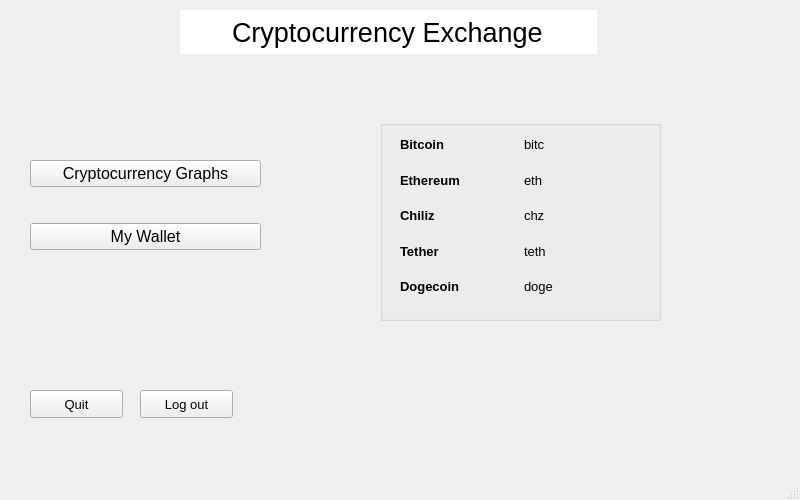
The window that cryptocurrency-exchange/mainwindow.ui (Lyczeq/cryptocurrency-exchange) describes before a commit, drawn with Qt 5.
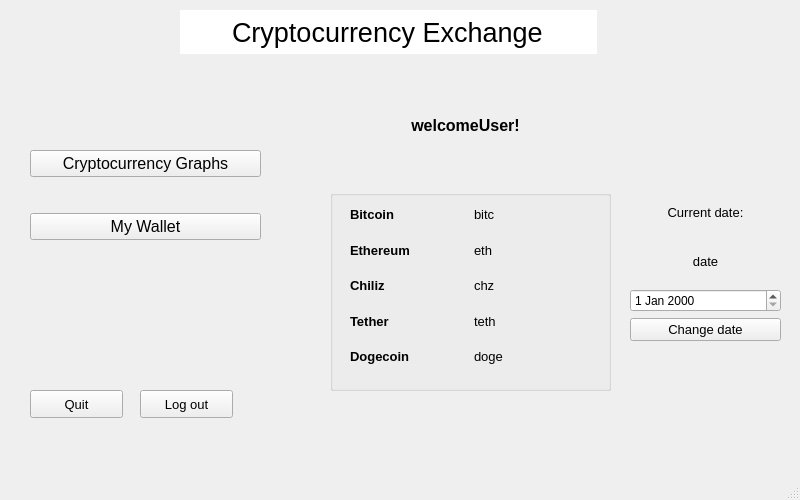
The same window after the commit. The open tabs and pages were chosen to show the change.

Commit message: Date mechanic and improving signup/in system

The edit to the form file:
```diff
--- a/cryptocurrency-exchange/mainwindow.ui
+++ b/cryptocurrency-exchange/mainwindow.ui
@@ -413,7 +413,7 @@
       <property name="geometry">
        <rect>
         <x>20</x>
-        <y>50</y>
+        <y>40</y>
         <width>231</width>
         <height>151</height>
        </rect>
@@ -471,8 +471,8 @@
      <widget class="QGroupBox" name="groupBox_3">
       <property name="geometry">
        <rect>
-        <x>370</x>
-        <y>40</y>
+        <x>320</x>
+        <y>110</y>
         <width>281</width>
         <height>201</height>
        </rect>
@@ -654,6 +654,98 @@
        <string>Log out</string>
       </property>
      </widget>
+     <widget class="QWidget" name="verticalLayoutWidget_5">
+      <property name="geometry">
+       <rect>
+        <x>620</x>
+        <y>110</y>
+        <width>151</width>
+        <height>151</height>
+       </rect>
+      </property>
+      <layout class="QVBoxLayout" name="verticalLayout_6">
+       <item>
+        <layout class="QVBoxLayout" name="verticalLayout_7">
+         <item>
+          <widget class="QLabel" name="currentDate">
+           <property name="font">
+            <font>
+             <family>Arial</family>
+             <pointsize>10</pointsize>
+            </font>
+           </property>
+           <property name="text">
+            <string>Current date:</string>
+           </property>
+           <property name="alignment">
+            <set>Qt::AlignCenter</set>
+           </property>
+          </widget>
+         </item>
+         <item>
+          <widget class="QLabel" name="date">
+           <property name="font">
+            <font>
+             <family>Arial</family>
+             <pointsize>10</pointsize>
+            </font>
+           </property>
+           <property name="text">
+            <string>date</string>
+           </property>
+           <property name="alignment">
+            <set>Qt::AlignCenter</set>
+           </property>
+          </widget>
+         </item>
+         <item>
+          <layout class="QVBoxLayout" name="verticalLayout_5">
+           <item>
+            <widget class="QDateEdit" name="dateEdit"/>
+           </item>
+           <item>
+            <widget class="QPushButton" name="changeDateButton">
+             <property name="font">
+              <font>
+               <family>Arial</family>
+               <pointsize>10</pointsize>
+              </font>
+             </property>
+             <property name="text">
+              <string>Change date</string>
+             </property>
+            </widget>
+           </item>
+          </layout>
+         </item>
+        </layout>
+       </item>
+      </layout>
+     </widget>
+     <widget class="QLabel" name="welcomeUser">
+      <property name="geometry">
+       <rect>
+        <x>290</x>
+        <y>10</y>
+        <width>331</width>
+        <height>71</height>
+       </rect>
+      </property>
+      <property name="font">
+       <font>
+        <family>Arial</family>
+        <pointsize>12</pointsize>
+        <weight>75</weight>
+        <bold>true</bold>
+       </font>
+      </property>
+      <property name="text">
+       <string>welcomeUser!</string>
+      </property>
+      <property name="alignment">
+       <set>Qt::AlignCenter</set>
+      </property>
+     </widget>
     </widget>
    </widget>
   </widget>
```
Left out of the diff: 31 changed lines with no effect on the pictures. The commit also changes 57 other files.
